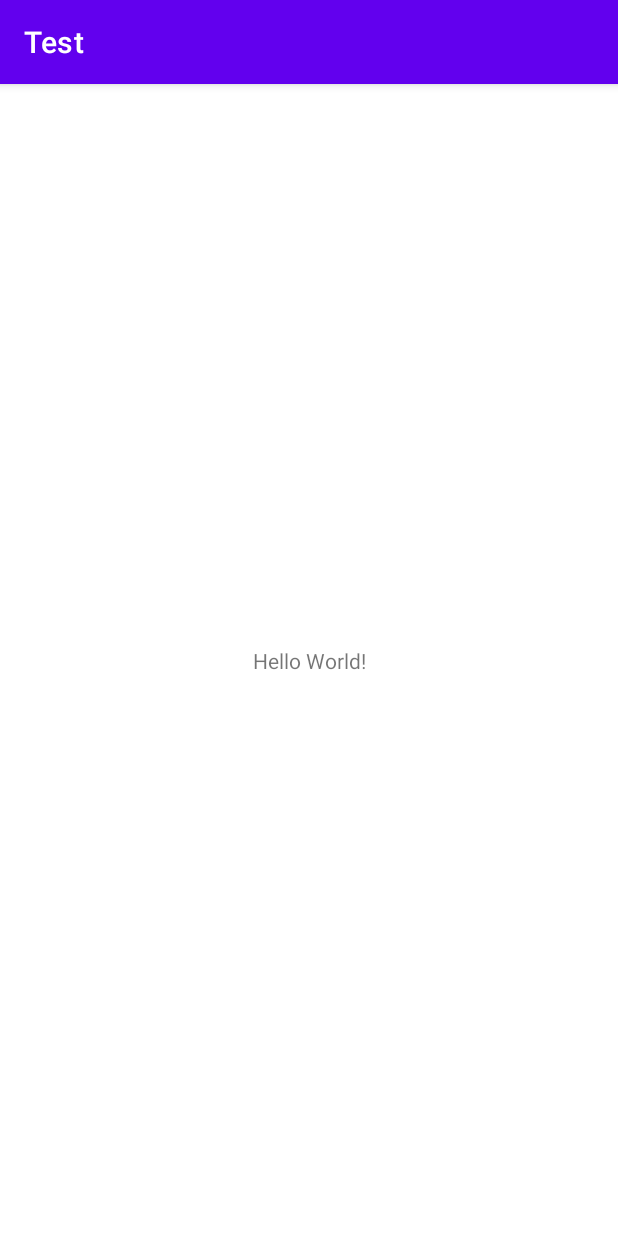
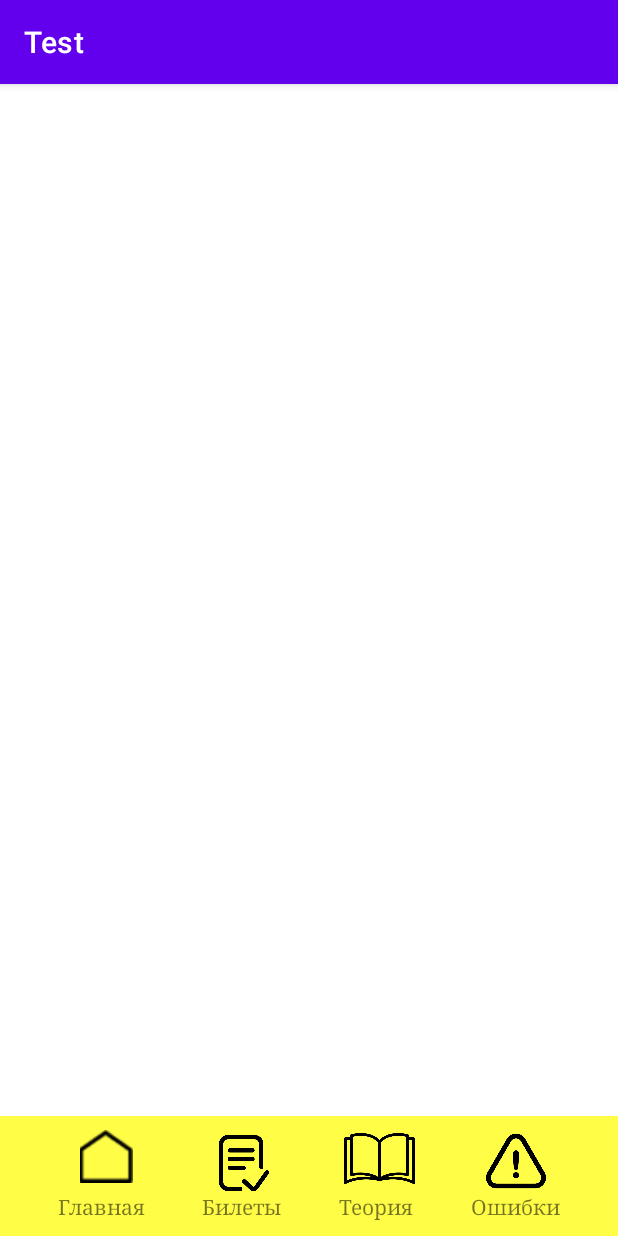
Before and after one commit to Ch0knutiy/Test, an Android app: the screen it shows after launch (MainActivity), on a phone screen of 412 x 824 dp. Run offline under Robolectric (Android 15) with nearby library versions, the phone set to English and light mode, and no system bars.

Commit message:
hi george

```diff
--- a/app/src/main/res/layout/activity_main.xml
+++ b/app/src/main/res/layout/activity_main.xml
@@ -6,13 +6,124 @@
     android:layout_height="match_parent"
     tools:context=".MainActivity">
 
-    <TextView
-        android:layout_width="wrap_content"
-        android:layout_height="wrap_content"
-        android:text="Hello World!"
+    <View
+        android:layout_width="match_parent"
+        android:layout_height="80dp"
+        android:background="#fffd45"
         app:layout_constraintBottom_toBottomOf="parent"
         app:layout_constraintEnd_toEndOf="parent"
         app:layout_constraintStart_toStartOf="parent"
-        app:layout_constraintTop_toTopOf="parent" />
+        />
+
+    <TextView
+        android:id="@+id/Main"
+        android:layout_width="wrap_content"
+        android:layout_height="wrap_content"
+        android:layout_marginBottom="10dp"
+        android:typeface="serif"
+        android:text="@string/text_main"
+        app:layout_constraintBottom_toBottomOf="parent"
+        app:layout_constraintEnd_toStartOf="@id/Ticket"
+        app:layout_constraintHorizontal_chainStyle="spread"
+        app:layout_constraintStart_toStartOf="parent" />
+
+    <TextView
+        android:id="@+id/Ticket"
+        android:layout_width="wrap_content"
+        android:layout_height="wrap_content"
+        android:text="@string/text_ticket"
+        android:typeface="serif"
+        app:layout_constraintStart_toEndOf="@id/Main"
+        app:layout_constraintEnd_toStartOf="@id/Theory"
+        app:layout_constraintHorizontal_chainStyle="spread"
+        app:layout_constraintBottom_toBottomOf="parent"
+        android:layout_marginBottom="10dp"
+        />
+
+    <TextView
+        android:id="@+id/Theory"
+        android:layout_width="wrap_content"
+        android:layout_height="wrap_content"
+        android:text="@string/text_theory"
+        android:typeface="serif"
+        app:layout_constraintStart_toEndOf="@id/Ticket"
+        app:layout_constraintEnd_toStartOf="@id/Mistake"
+        app:layout_constraintHorizontal_chainStyle="spread"
+        app:layout_constraintBottom_toBottomOf="parent"
+        android:layout_marginBottom="10dp"
+        />
+
+    <TextView
+        android:id="@+id/Mistake"
+        android:layout_width="wrap_content"
+        android:layout_height="wrap_content"
+        android:text="@string/text_mistake"
+        android:typeface="serif"
+        app:layout_constraintStart_toEndOf="@id/Theory"
+        app:layout_constraintEnd_toEndOf="parent"
+        app:layout_constraintHorizontal_chainStyle="spread"
+        app:layout_constraintBottom_toBottomOf="parent"
+        android:layout_marginBottom="10dp"
+        />
+
+    <ImageButton
+        android:id="@+id/img_home"
+        android:layout_width="35dp"
+        android:layout_height="35dp"
+        android:src="@drawable/main_page"
+        android:scaleType="centerCrop"
+        android:layout_marginBottom="35dp"
+        android:background="@android:color/transparent"
+        app:layout_constraintBottom_toBottomOf="parent"
+        app:layout_constraintEnd_toStartOf="@id/img_ticket"
+        app:layout_constraintHorizontal_chainStyle="spread"
+        app:layout_constraintStart_toStartOf="parent"
+        android:layout_marginLeft="5dp"
+         />
+
+    <ImageButton
+        android:id="@+id/img_ticket"
+        android:layout_width="37dp"
+        android:layout_height="37dp"
+        android:src="@drawable/ticket"
+        android:scaleType="centerCrop"
+        android:background="@android:color/transparent"
+        app:layout_constraintBottom_toBottomOf="parent"
+        app:layout_constraintEnd_toStartOf="@id/img_theory"
+        app:layout_constraintHorizontal_chainStyle="spread"
+        app:layout_constraintStart_toEndOf="@+id/img_home"
+        android:layout_marginBottom="30dp"
+        android:layout_marginLeft="8dp"
+        />
+
+    <ImageButton
+        android:id="@+id/img_theory"
+        android:layout_width="47dp"
+        android:layout_height="47dp"
+        android:src="@drawable/theory"
+        android:scaleType="centerCrop"
+        android:background="@android:color/transparent"
+        app:layout_constraintBottom_toBottomOf="parent"
+        app:layout_constraintEnd_toStartOf="@id/img_mistake"
+        app:layout_constraintStart_toEndOf="@+id/img_ticket"
+        app:layout_constraintHorizontal_chainStyle="spread"
+        android:layout_marginBottom="28dp"
+        />
+
+    <ImageButton
+        android:id="@+id/img_mistake"
+        android:layout_width="40dp"
+        android:layout_height="40dp"
+        android:layout_marginBottom="30dp"
+        android:background="@android:color/transparent"
+        android:scaleType="centerCrop"
+        android:src="@drawable/mistake"
+        app:layout_constraintStart_toEndOf="@id/img_theory"
+        app:layout_constraintEnd_toEndOf="parent"
+        app:layout_constraintHorizontal_chainStyle="spread"
+        app:layout_constraintBottom_toBottomOf="parent"
+       />
+
+
 
 </androidx.constraintlayout.widget.ConstraintLayout>
--- a/app/src/main/res/values/strings.xml
+++ b/app/src/main/res/values/strings.xml
@@ -1,3 +1,7 @@
 <resources>
     <string name="app_name">Test</string>
+    <string name="text_main">Главная</string>
+    <string name="text_ticket">Билеты</string>
+    <string name="text_theory">Теория</string>
+    <string name="text_mistake">Ошибки</string>
 </resources>
```
Also changed, not shown: app/src/main/res/drawable/main_page.png (added), app/src/main/res/drawable/mistake.png (added), app/src/main/res/drawable/theory.png (added), app/src/main/res/drawable/ticket.png (added).
